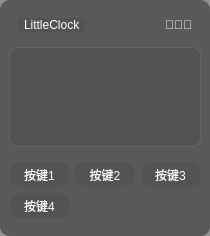
Old version of the form assets/qt_ui/main_window.ui in the repository Mirence219/LittleClock.
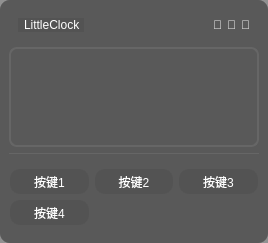
New version of the form. Custom widgets are drawn as their Qt base class.

```diff
--- a/assets/qt_ui/main_window.ui
+++ b/assets/qt_ui/main_window.ui
@@ -6,8 +6,8 @@
    <rect>
     <x>0</x>
     <y>0</y>
-    <width>210</width>
-    <height>222</height>
+    <width>268</width>
+    <height>221</height>
    </rect>
   </property>
   <property name="windowTitle">
@@ -100,7 +100,20 @@
           <number>-1</number>
          </property>
          <property name="styleSheet">
-          <string notr="true">background: rgba(0, 0, 0, 0);</string>
+          <string notr="true">#frmTitleBtn {
+	background: rgba(0, 0, 0, 0);
+}
+
+#frmTitleBtn QPushButton {
+	background: rgba(0, 0, 0, 0);
+	font: 20pt &quot;iconfont&quot;;
+	color: rgba(255, 255, 255, 255);
+	padding-left: 5px;
+}
+
+#frmTitleBtn QPushButton:hover {
+    color: rgba(255,255,255,128);
+}</string>
          </property>
          <property name="frameShape">
           <enum>QFrame::Shape::StyledPanel</enum>
@@ -142,14 +155,7 @@
              </size>
             </property>
             <property name="styleSheet">
-             <string notr="true">background: rgba(0, 0, 0, 0);
-font: 20pt &quot;iconfont&quot;;
-color: rgba(255, 255, 255, 255);
-padding-left: 5px;
-
-bntSetting::hover {
-    background: rgba(255,255,255,128);
-}</string>
+             <string notr="true"/>
             </property>
             <property name="text">
              <string></string>
@@ -174,14 +180,7 @@
              <cursorShape>PointingHandCursor</cursorShape>
             </property>
             <property name="styleSheet">
-             <string notr="true">background: rgba(0, 0, 0, 0);
-font: 20pt &quot;iconfont&quot;;
-color: rgba(255, 255, 255, 255);
-padding-left: 5px;
-
-bntTophint::hover {
-    background: rgba(255,255,255,128);
-}</string>
+             <string notr="true"/>
             </property>
             <property name="text">
              <string></string>
@@ -206,14 +205,7 @@
              <cursorShape>PointingHandCursor</cursorShape>
             </property>
             <property name="styleSheet">
-             <string notr="true">background-color: rgba(0, 0, 0, 0);
-font: 20pt &quot;iconfont&quot;;
-color: rgba(255, 255, 255, 255);
-padding-left: 5px;
-
-bntClose::hover {
-    color: rgba(255,255,255,128);
-}</string>
+             <string notr="true"/>
             </property>
             <property name="text">
              <string></string>
@@ -240,16 +232,35 @@
          </size>
         </property>
         <property name="styleSheet">
-         <string notr="true">border: 1px solid #666; 
-border-radius: 8px;
-background: rgba(80, 80, 80, 160);</string>
+         <string notr="true">#wgtTimeboard {
+	border: 2px solid #666; 
+	border-radius: 8px;
+	background: rgba(255, 255, 255, 0)
+}</string>
         </property>
+        <layout class="QHBoxLayout" name="horizontalLayout_3"/>
        </widget>
       </item>
      </layout>
     </item>
     <item>
-     <widget class="QFrame" name="">
+     <widget class="QLabel" name="lbLine">
+      <property name="maximumSize">
+       <size>
+        <width>16777215</width>
+        <height>1</height>
+       </size>
+      </property>
+      <property name="styleSheet">
+       <string notr="true">background-color: #666</string>
+      </property>
+      <property name="text">
+       <string/>
+      </property>
+     </widget>
+    </item>
+    <item>
+     <widget class="QFrame" name="frmControll">
       <property name="sizePolicy">
        <sizepolicy hsizetype="Preferred" vsizetype="Fixed">
         <horstretch>0</horstretch>
@@ -257,7 +268,17 @@
        </sizepolicy>
       </property>
       <property name="styleSheet">
-       <string notr="true">background: rgba(0, 0, 0, 0);</string>
+       <string notr="true">#frmControll {
+	background: rgba(0, 0, 0, 0);
+}
+
+#frmControll QPushButton {
+	background-color: rgba(80, 80, 80, 160);
+}
+
+#frmControll QPushButton:hover{
+	background-color: rgba(40, 40, 40, 160);
+}</string>
       </property>
       <layout class="QGridLayout" name="gridLayout" columnstretch="0,0,0">
        <property name="leftMargin">
@@ -275,7 +296,7 @@
           </size>
          </property>
          <property name="styleSheet">
-          <string notr="true">background-color: rgba(80, 80, 80, 160);</string>
+          <string notr="true"/>
          </property>
          <property name="text">
           <string>按键3</string>
@@ -291,7 +312,7 @@
           </size>
          </property>
          <property name="styleSheet">
-          <string notr="true">background-color: rgba(80, 80, 80, 160);</string>
+          <string notr="true"/>
          </property>
          <property name="text">
           <string>按键2</string>
@@ -313,7 +334,7 @@
           </size>
          </property>
          <property name="styleSheet">
-          <string notr="true">background-color: rgba(80, 80, 80, 160);</string>
+          <string notr="true"/>
          </property>
          <property name="text">
           <string>按键1</string>
@@ -329,7 +350,7 @@
           </size>
          </property>
          <property name="styleSheet">
-          <string notr="true">background-color: rgba(80, 80, 80, 160);</string>
+          <string notr="true"/>
          </property>
          <property name="text">
           <string>按键4</string>
```
Left out of the diff: 28 changed lines with no effect on the pictures.
